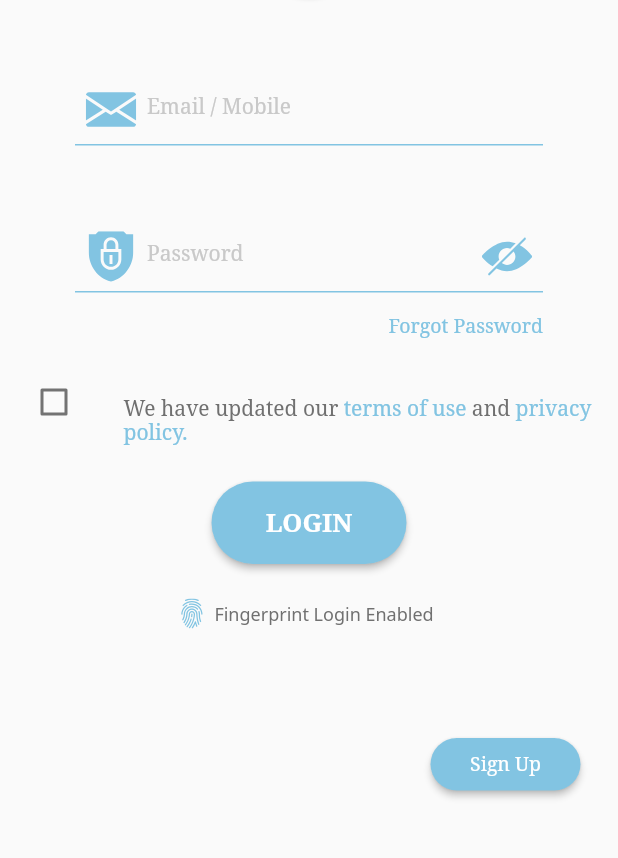
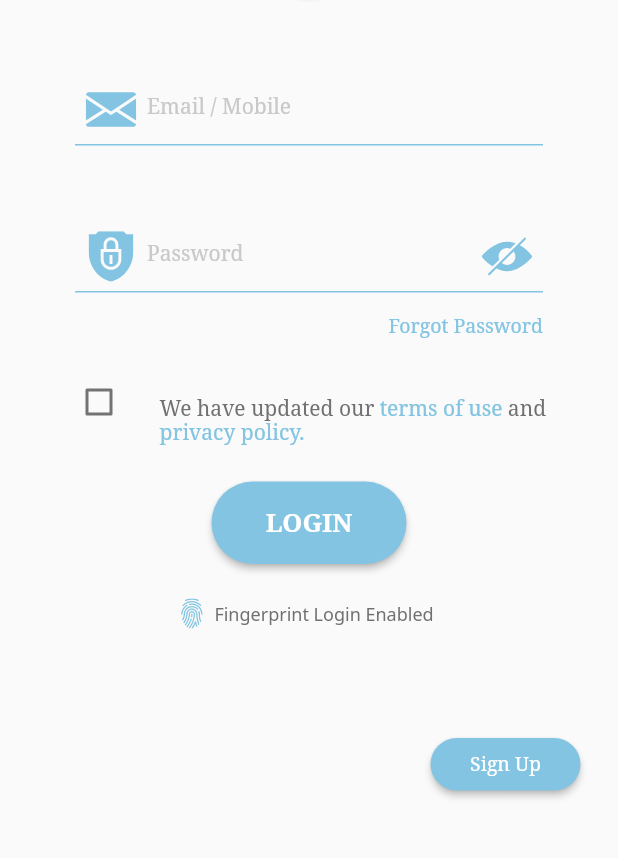
Before and after one commit to suvro467/auto_pilot, a Flutter app: the screen it shows after launch, on a phone screen of 412 x 824 dp, the part 366-1224 px from its top. Run offline on Flutter 3.47's test engine with Material 2 defaults, Android fonts, the phone set to English and light mode, and no system bars; our stand-ins replace flutter_svg, google_fonts, hexcolor; project files that could hold a hidden picture were left out.

Commit message:
Login Screen design issues resolved

```diff
--- a/lib/screens/login_signup_screens/login_screen.dart
+++ b/lib/screens/login_signup_screens/login_screen.dart
@@ -23,7 +23,7 @@ class _LoginScreenState extends State<LoginScreen> {
           child: Container(
             margin: EdgeInsets.only(top: 20),
             width: MediaQuery.of(context).size.width,
-            height: MediaQuery.of(context).size.height,
+            //height: MediaQuery.of(context).size.height,
             child: Column(
               mainAxisAlignment: MainAxisAlignment.start,
               children: <Widget>[
@@ -209,6 +209,7 @@ class _LoginScreenState extends State<LoginScreen> {
                 ),
                 Container(
                   width: MediaQuery.of(context).size.width,
+                  padding: EdgeInsets.only(left: 30),
                   child: Row(
                     crossAxisAlignment: CrossAxisAlignment.end,
                     children: [
```
Also changed, not shown: 1 other file.
